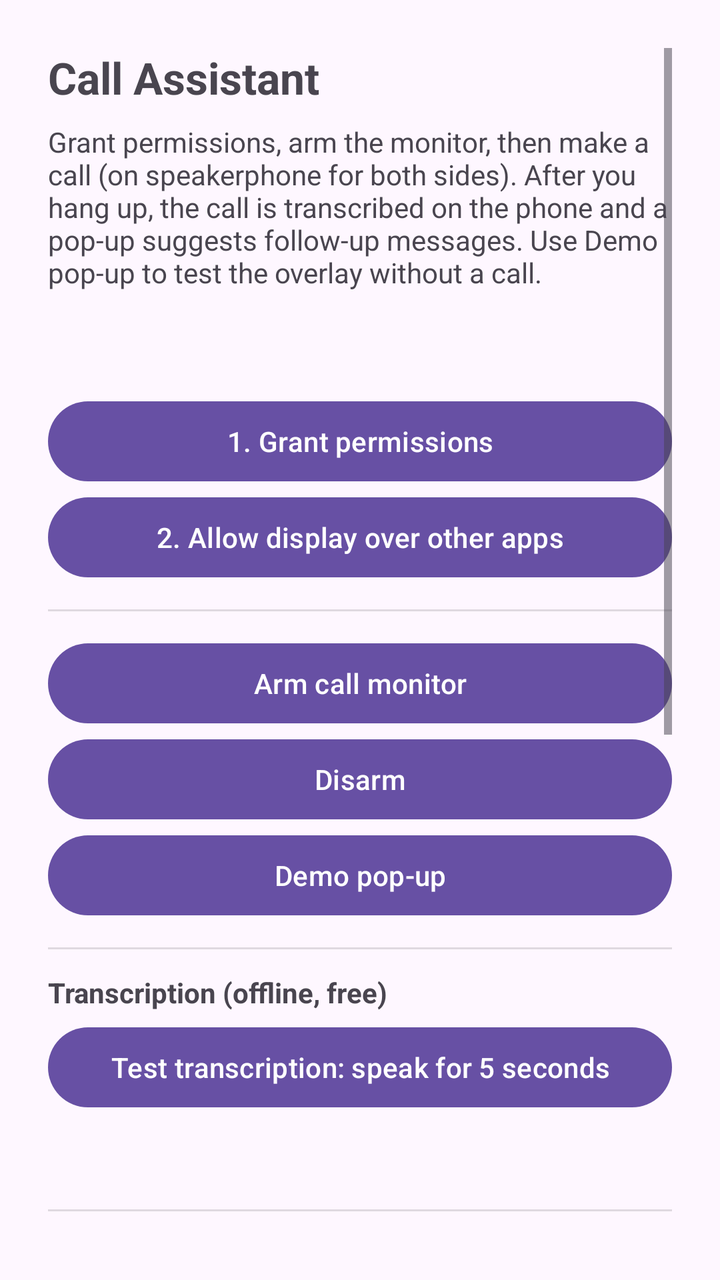
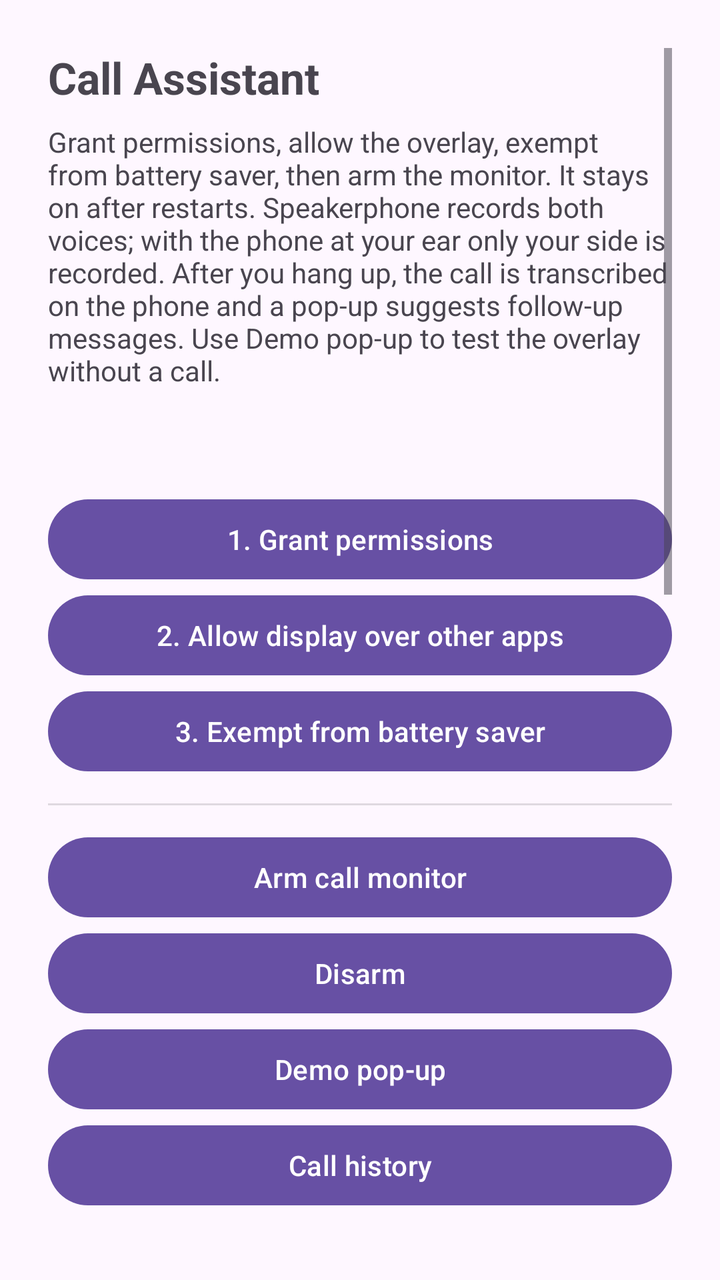

The first picture is an Android layout as it rendered before a commit; the second is the same layout after the commit. The layout source and the unified diff follow.
<!-- AndroidManifest.xml: application theme Theme.CallAssistant -->
<!-- res/layout/activity_main.xml -->
<?xml version="1.0" encoding="utf-8"?>
<ScrollView xmlns:android="http://schemas.android.com/apk/res/android"
    android:layout_width="match_parent"
    android:layout_height="match_parent"
    android:padding="24dp">

    <LinearLayout
        android:layout_width="match_parent"
        android:layout_height="wrap_content"
        android:orientation="vertical">

        <TextView
            android:layout_width="match_parent"
            android:layout_height="wrap_content"
            android:text="@string/app_name"
            android:textSize="22sp"
            android:textStyle="bold"
            android:paddingBottom="8dp" />

        <TextView
            android:layout_width="match_parent"
            android:layout_height="wrap_content"
            android:text="@string/spike_blurb"
            android:paddingBottom="16dp" />

        <TextView
            android:id="@+id/statusText"
            android:layout_width="match_parent"
            android:layout_height="wrap_content"
            android:textStyle="bold"
            android:paddingBottom="16dp" />

        <Button
            android:id="@+id/grantButton"
            android:layout_width="match_parent"
            android:layout_height="wrap_content"
            android:text="@string/grant_perms" />

        <Button
            android:id="@+id/overlayButton"
            android:layout_width="match_parent"
            android:layout_height="wrap_content"
            android:text="@string/allow_overlay" />

        <View
            android:layout_width="match_parent"
            android:layout_height="1dp"
            android:layout_marginVertical="12dp"
            android:background="?android:attr/listDivider" />

        <Button
            android:id="@+id/armButton"
            android:layout_width="match_parent"
            android:layout_height="wrap_content"
            android:text="@string/arm" />

        <Button
            android:id="@+id/disarmButton"
            android:layout_width="match_parent"
            android:layout_height="wrap_content"
            android:text="@string/disarm" />

        <Button
            android:id="@+id/demoButton"
            android:layout_width="match_parent"
            android:layout_height="wrap_content"
            android:text="@string/demo_popup" />

        <View
            android:layout_width="match_parent"
            android:layout_height="1dp"
            android:layout_marginVertical="12dp"
            android:background="?android:attr/listDivider" />

        <TextView
            android:layout_width="match_parent"
            android:layout_height="wrap_content"
            android:text="@string/transcription_header"
            android:textStyle="bold"
            android:paddingBottom="4dp" />

        <Button
            android:id="@+id/testTranscribeButton"
            android:layout_width="match_parent"
            android:layout_height="wrap_content"
            android:text="@string/test_transcribe" />

        <TextView
            android:id="@+id/transcribeText"
            android:layout_width="match_parent"
            android:layout_height="wrap_content"
            android:paddingVertical="8dp"
            android:textIsSelectable="true" />

        <View
            android:layout_width="match_parent"
            android:layout_height="1dp"
            android:layout_marginVertical="12dp"
            android:background="?android:attr/listDivider" />

        <TextView
            android:layout_width="match_parent"
            android:layout_height="wrap_content"
            android:text="@string/drafts_header"
            android:textStyle="bold"
            android:paddingBottom="4dp" />

        <TextView
            android:layout_width="match_parent"
            android:layout_height="wrap_content"
            android:text="@string/drafts_blurb"
            android:textSize="13sp"
            android:paddingBottom="8dp" />

        <Spinner
            android:id="@+id/providerSpinner"
            android:layout_width="match_parent"
            android:layout_height="wrap_content" />

        <EditText
            android:id="@+id/apiKeyInput"
            android:layout_width="match_parent"
            android:layout_height="wrap_content"
            android:hint="@string/api_key_hint"
            android:inputType="textPassword"
            android:importantForAutofill="no" />

        <EditText
            android:id="@+id/modelInput"
            android:layout_width="match_parent"
            android:layout_height="wrap_content"
            android:hint="@string/model_hint"
            android:inputType="text"
            android:importantForAutofill="no" />

        <EditText
            android:id="@+id/urlInput"
            android:layout_width="match_parent"
            android:layout_height="wrap_content"
            android:hint="@string/url_hint"
            android:inputType="textUri"
            android:importantForAutofill="no" />

        <Button
            android:id="@+id/getKeyButton"
            android:layout_width="match_parent"
            android:layout_height="wrap_content"
            android:text="@string/get_key" />

        <Button
            android:id="@+id/saveDraftsButton"
            android:layout_width="match_parent"
            android:layout_height="wrap_content"
            android:text="@string/save_test_drafts" />

        <TextView
            android:id="@+id/draftsTestText"
            android:layout_width="match_parent"
            android:layout_height="wrap_content"
            android:paddingVertical="8dp"
            android:textIsSelectable="true" />

        <View
            android:layout_width="match_parent"
            android:layout_height="1dp"
            android:layout_marginVertical="12dp"
            android:background="?android:attr/listDivider" />

        <Button
            android:id="@+id/probeButton"
            android:layout_width="match_parent"
            android:layout_height="wrap_content"
            android:text="@string/device_check" />

        <TextView
            android:id="@+id/probeText"
            android:layout_width="match_parent"
            android:layout_height="wrap_content"
            android:fontFamily="monospace"
            android:textSize="12sp"
            android:paddingTop="8dp"
            android:textIsSelectable="true" />
    </LinearLayout>
</ScrollView>
<!-- resources referenced by this layout -->
<resources>
  <string name="allow_overlay">2. Allow display over other apps</string>
  <string name="api_key_hint">API key (free)</string>
  <string name="app_name">Call Assistant</string>
  <string name="arm">Arm call monitor</string>
  <string name="demo_popup">Demo pop-up</string>
  <string name="device_check">Device &amp; capture check</string>
  <string name="disarm">Disarm</string>
  <string name="drafts_blurb">Offline works with no setup. For smarter drafts pick a free provider and paste a free key. Groq is recommended: free, fast, and it says it doesn\'t train on API data. Cloud providers receive the transcript text (never the audio).</string>
  <string name="drafts_header">Follow-up drafts</string>
  <string name="get_key">Get a free key for this provider</string>
  <string name="grant_perms">1. Grant permissions</string>
  <string name="model_hint">Model (leave blank for default)</string>
  <string name="save_test_drafts">Save and test drafts</string>
  <string name="spike_blurb">Grant permissions, arm the monitor, then make a call (on speakerphone for both sides). After you hang up, the call is transcribed on the phone and a pop-up suggests follow-up messages. Use Demo pop-up to test the overlay without a call.</string>
  <string name="test_transcribe">Test transcription: speak for 5 seconds</string>
  <string name="transcription_header">Transcription (offline, free)</string>
  <string name="url_hint">Custom endpoint URL (…/chat/completions)</string>
  <style name="Theme.CallAssistant" parent="Theme.Material3.DayNight" />
</resources>

<!-- the commit's change to res/layout/activity_main.xml (unified diff, before → after) -->
@@ -42,6 +42,12 @@
             android:layout_height="wrap_content"
             android:text="@string/allow_overlay" />
 
+        <Button
+            android:id="@+id/batteryButton"
+            android:layout_width="match_parent"
+            android:layout_height="wrap_content"
+            android:text="@string/battery_exempt" />
+
         <View
             android:layout_width="match_parent"
             android:layout_height="1dp"
@@ -66,6 +72,12 @@
             android:layout_height="wrap_content"
             android:text="@string/demo_popup" />
 
+        <Button
+            android:id="@+id/historyButton"
+            android:layout_width="match_parent"
+            android:layout_height="wrap_content"
+            android:text="@string/call_history" />
+
         <View
             android:layout_width="match_parent"
             android:layout_height="1dp"
@@ -78,6 +90,11 @@
             android:text="@string/transcription_header"
             android:textStyle="bold"
             android:paddingBottom="4dp" />
+
+        <Spinner
+            android:id="@+id/languageSpinner"
+            android:layout_width="match_parent"
+            android:layout_height="wrap_content" />
 
         <Button
             android:id="@+id/testTranscribeButton"
@@ -91,6 +108,20 @@
             android:layout_height="wrap_content"
             android:paddingVertical="8dp"
             android:textIsSelectable="true" />
+
+        <Button
+            android:id="@+id/voiceprintButton"
+            android:layout_width="match_parent"
+            android:layout_height="wrap_content"
+            android:text="@string/record_voice" />
+
+        <TextView
+            android:id="@+id/voiceprintText"
+            android:layout_width="match_parent"
+            android:layout_height="wrap_content"
+            android:text="@string/voice_blurb"
+            android:textSize="13sp"
+            android:paddingVertical="8dp" />
 
         <View
             android:layout_width="match_parent"
<!-- resource entries referenced after the edit -->
@@ -4,6 +4,8 @@
   <string name="api_key_hint">API key (free)</string>
   <string name="app_name">Call Assistant</string>
   <string name="arm">Arm call monitor</string>
+  <string name="battery_exempt">3. Exempt from battery saver</string>
+  <string name="call_history">Call history</string>
   <string name="demo_popup">Demo pop-up</string>
   <string name="device_check">Device &amp; capture check</string>
   <string name="disarm">Disarm</string>
@@ -12,11 +14,13 @@
   <string name="get_key">Get a free key for this provider</string>
   <string name="grant_perms">1. Grant permissions</string>
   <string name="model_hint">Model (leave blank for default)</string>
+  <string name="record_voice">Record my voice (15 seconds)</string>
   <string name="save_test_drafts">Save and test drafts</string>
-  <string name="spike_blurb">Grant permissions, arm the monitor, then make a call (on speakerphone for both sides). After you hang up, the call is transcribed on the phone and a pop-up suggests follow-up messages. Use Demo pop-up to test the overlay without a call.</string>
+  <string name="spike_blurb">Grant permissions, allow the overlay, exempt from battery saver, then arm the monitor. It stays on after restarts. Speakerphone records both voices; with the phone at your ear only your side is recorded. After you hang up, the call is transcribed on the phone and a pop-up suggests follow-up messages. Use Demo pop-up to test the overlay without a call.</string>
   <string name="test_transcribe">Test transcription: speak for 5 seconds</string>
   <string name="transcription_header">Transcription (offline, free)</string>
   <string name="url_hint">Custom endpoint URL (…/chat/completions)</string>
+  <string name="voice_blurb">Do this once so speakerphone calls can label your lines as \"You\" and the other person\'s as \"Them\". Without it they show as Speaker 1 and Speaker 2.</string>
   <style name="Theme.CallAssistant" parent="Theme.Material3.DayNight" />
 </resources>
 
